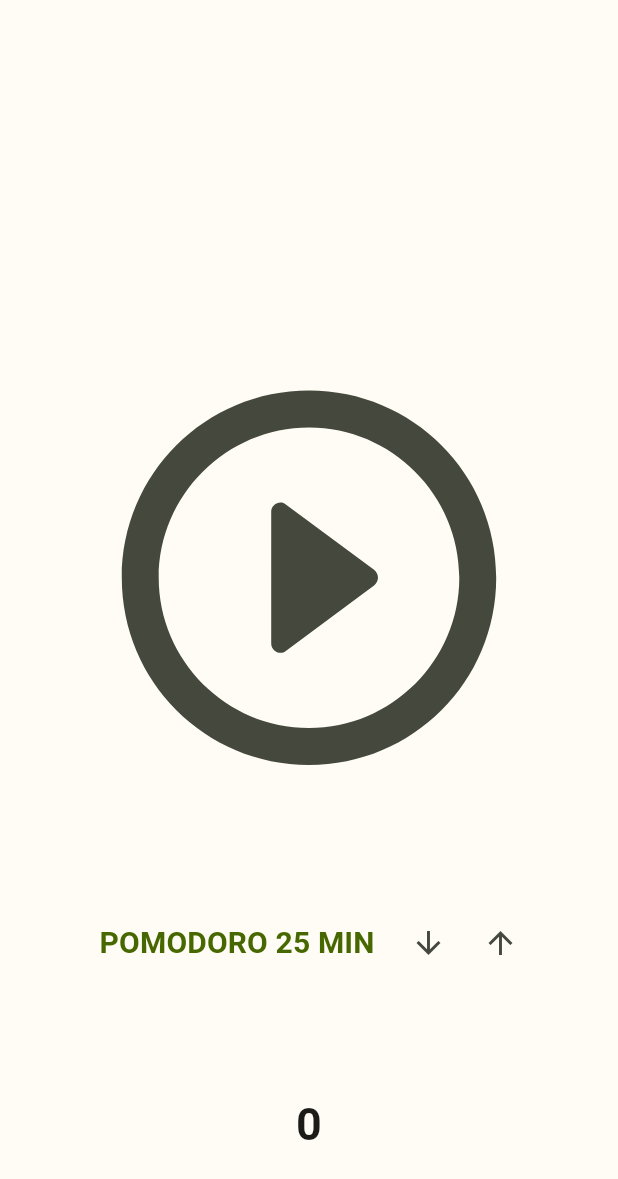
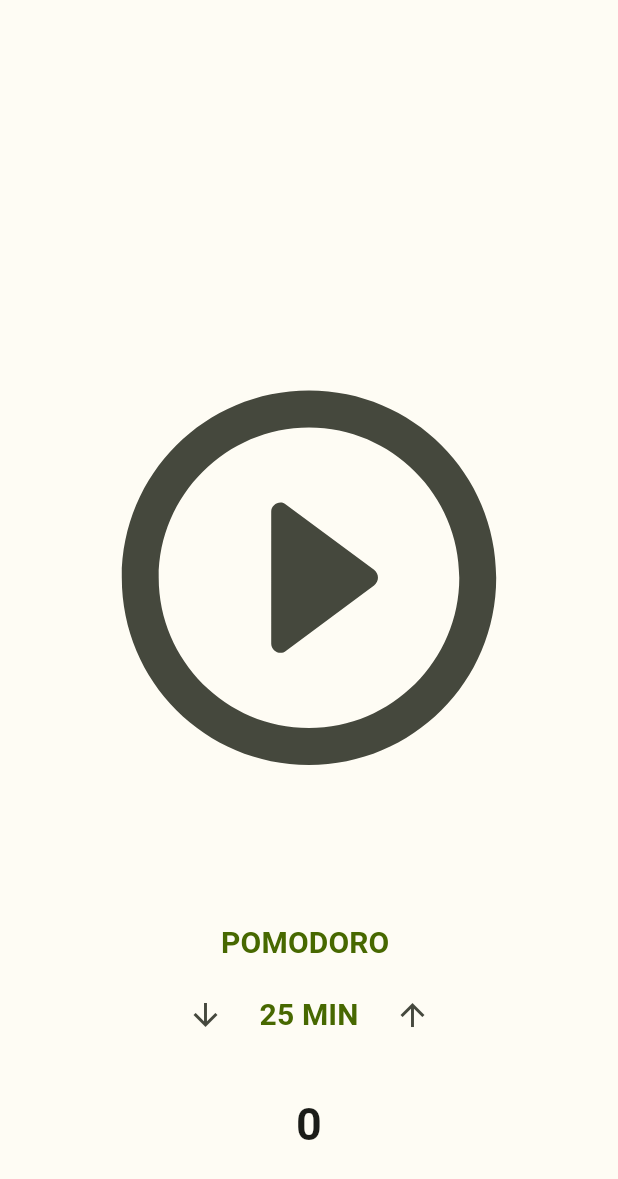
Before and after one commit to CompletelyPark/flutter, a Flutter app: the screen it shows after launch, on a phone screen of 412 x 824 dp. Shown: the top 1179 px of the screen. Run offline on Flutter 3.47's test engine with Material 2 defaults, Android fonts, the phone set to English and light mode, and no system bars; our stand-ins replace flutter_colorpicker, shared_preferences.

Commit message:
Update home_screen.dart
second

```diff
--- a/lib/screens/home_screen.dart
+++ b/lib/screens/home_screen.dart
@@ -221,19 +221,20 @@ class _HomeScreenState extends State<HomeScreen> {
                   Row(
                     mainAxisAlignment: MainAxisAlignment.center,
                     children: [
-                      Row(
+                      Column(
                         children: [
                           Visibility(
                             visible: _visibility,
                             child: TextButton(
                               onPressed: statefunc,
                               child: TextWidget(
-                                  input_text: breakState
-                                      ? 'BREAK ${format1(breakminutes)} MIN'
-                                      : 'POMODORO ${format1(priminutes)} MIN',
+                                  input_text:
+                                      breakState ? 'BREAK ' : 'POMODORO ',
                                   size: 20),
                             ),
                           ),
+                          Row(
+                            children: [
                               Visibility(
                                 visible: _visibility,
                                 child: IconButton(
@@ -243,10 +244,23 @@ class _HomeScreenState extends State<HomeScreen> {
                               ),
                               Visibility(
                                 visible: _visibility,
+                                child: TextButton(
+                                  onPressed: statefunc,
+                                  child: TextWidget(
+                                      input_text: breakState
+                                          ? '${format1(breakminutes)} MIN'
+                                          : '${format1(priminutes)} MIN',
+                                      size: 20),
+                                ),
+                              ),
+                              Visibility(
+                                visible: _visibility,
                                 child: IconButton(
                                   onPressed: plustime,
                                   icon: Icon(Icons.arrow_upward),
                                 ),
+                              ),
+                            ],
                           ),
                         ],
                       ),
```
Lines whose indentation alone changed are shown as unchanged.
